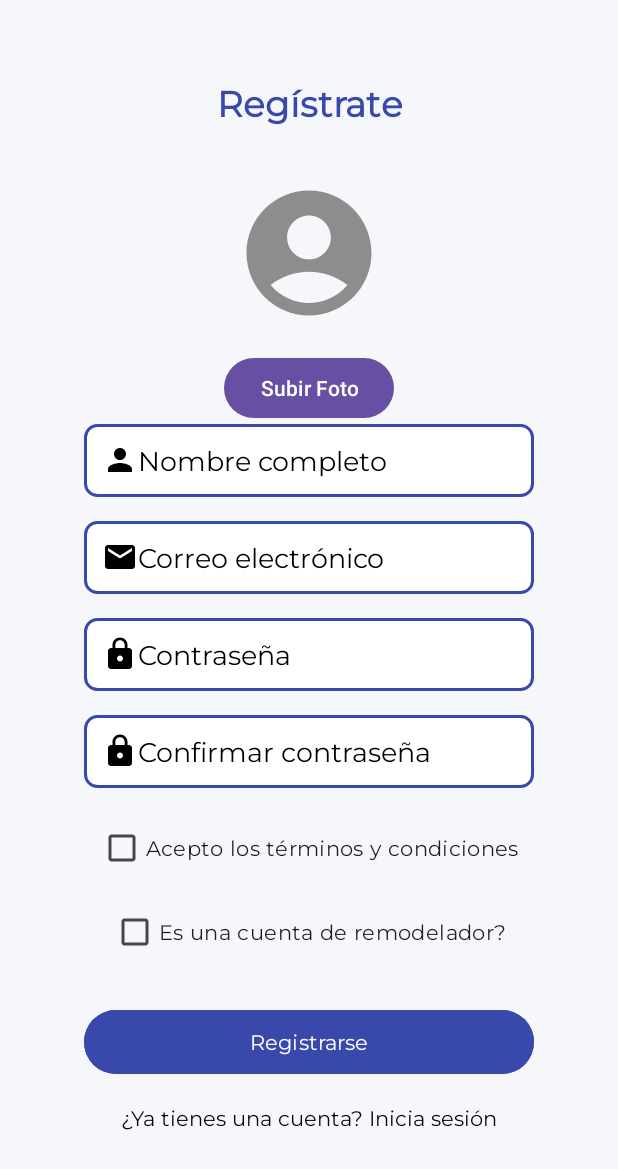
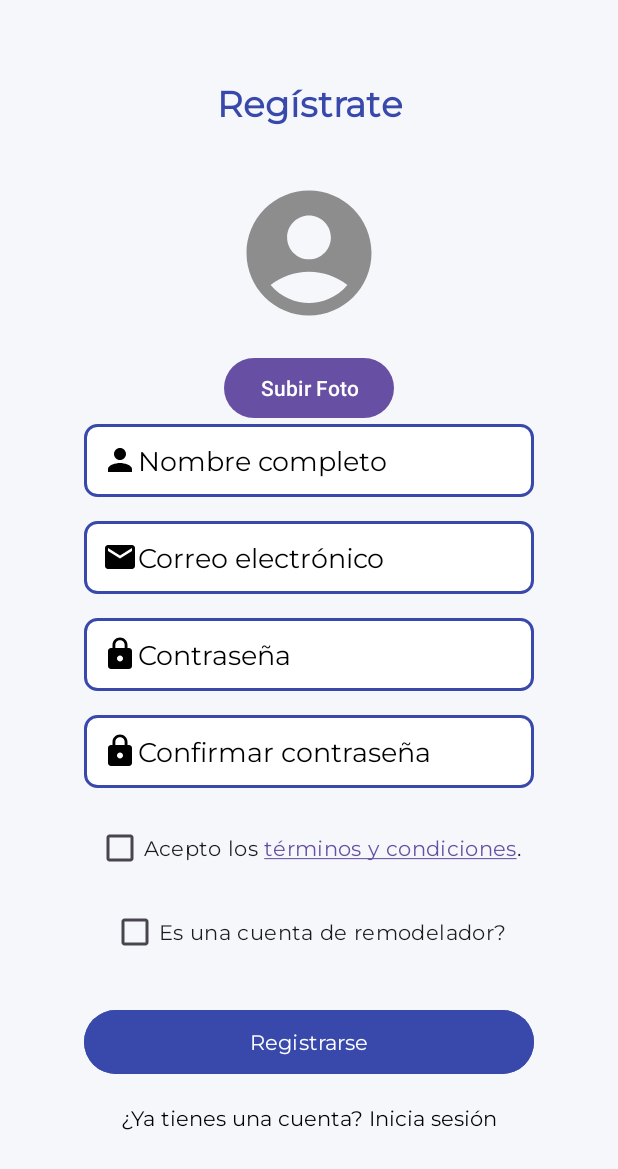
Before and after one commit to SI732-ExpDesign-Team/mobile, an Android app: the RegisterFragment screen opened directly, with no data from a screen before it, on a phone screen of 412 x 824 dp. Shown: the top 1169 px of the screen. Run offline under Robolectric (Android 15) with nearby library versions, the phone set to English and light mode, and no system bars; pictures from the network do not load.

Commit message:
fix(release-v1): add terms and conditions to register

```diff
--- a/app/src/main/java/Fragment/RegisterFragment.kt
+++ b/app/src/main/java/Fragment/RegisterFragment.kt
@@ -5,6 +5,9 @@ import android.app.Activity
 import android.content.Intent
 import android.net.Uri
 import android.os.Bundle
+import android.text.SpannableString
+import android.text.Spanned
+import android.text.style.ClickableSpan
 import android.view.LayoutInflater
 import android.view.View
 import android.view.ViewGroup
@@ -14,6 +17,7 @@ import android.widget.EditText
 import android.widget.ImageView
 import android.widget.TextView
 import android.widget.Toast
+import androidx.core.text.HtmlCompat
 import androidx.fragment.app.Fragment
 import com.example.restyle_mobile.Interface.RetrofitClient
 import com.example.restyle_mobile.Interface.UploadResponse
@@ -32,6 +36,7 @@ class RegisterFragment : Fragment() {
     private var photoUri: Uri? = null
     private val PICK_IMAGE_REQUEST = 1
     private val placeholderImageUrl = "https://via.placeholder.com/150"
+    private val termsAndConditionsText = "Acepto los <a href='https://mondongodev.github.io/restyle-landing-page/terms.html'>términos y condiciones</a>."
 
     override fun onCreateView(
         inflater: LayoutInflater, container: ViewGroup?,
@@ -50,6 +55,23 @@ class RegisterFragment : Fragment() {
         val btnSelectPhoto = view.findViewById<Button>(R.id.btn_upload_photo)
         val ivSelectedPhoto = view.findViewById<ImageView>(R.id.iv_profile_photo)
         val tvAlreadyHaveAccount = view.findViewById<TextView>(R.id.tv_already_have_account)
+
+        val cbTermsAndConditions = view.findViewById<CheckBox>(R.id.cb_terms_conditions)
+        val spannableString = SpannableString(HtmlCompat.fromHtml(termsAndConditionsText, HtmlCompat.FROM_HTML_MODE_LEGACY))
+
+        val clickableSpan = object : ClickableSpan() {
+            override fun onClick(widget: View) {
+                val termsIntent = Intent(Intent.ACTION_VIEW, Uri.parse("https://mondongodev.github.io/restyle-landing-page/terms.html"))
+                startActivity(termsIntent)
+            }
+        }
+        val startIndex = spannableString.indexOf("términos y condiciones")
+        val endIndex = startIndex + "términos y condiciones".length
+        spannableString.setSpan(clickableSpan, startIndex, endIndex, Spanned.SPAN_EXCLUSIVE_EXCLUSIVE)
+
+        cbTermsAndConditions.text = spannableString
+        cbTermsAndConditions.movementMethod = android.text.method.LinkMovementMethod.getInstance()
+
 
         btnSelectPhoto.setOnClickListener {
             val intent = Intent(Intent.ACTION_PICK)
--- a/app/src/main/res/layout/fragment_register.xml
+++ b/app/src/main/res/layout/fragment_register.xml
@@ -119,7 +119,6 @@
         android:layout_width="wrap_content"
         android:layout_height="wrap_content"
         android:fontFamily="@font/montserrat"
-        android:text="Acepto los términos y condiciones"
         android:layout_marginBottom="8dp" />
 
     <!-- Remodeler Account Checkbox -->
```
